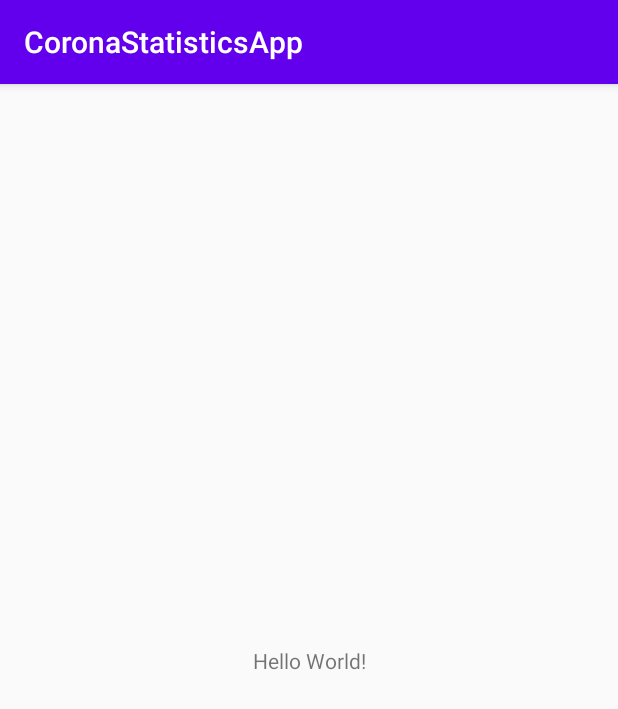
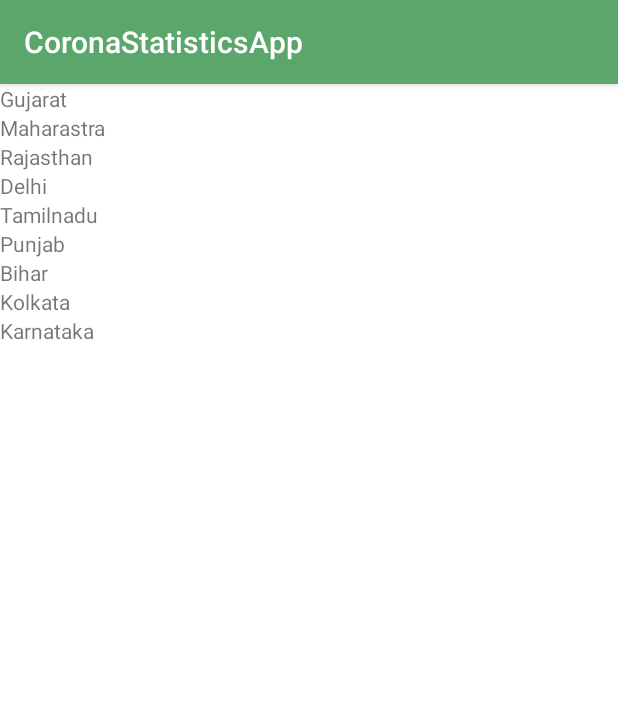
Before and after one commit to SrushtiPatel/CoronaStatisticsApp, an Android app: the screen it shows after launch (MainActivity), on a phone screen of 412 x 824 dp. Shown: the top 709 px of the screen. Run offline under Robolectric (Android 15) with nearby library versions, the phone set to English and light mode, and no system bars; our stand-ins replace Dagger/Hilt's generated code, data binding.

Commit message:
StateList - dagger implementation, ListAdapter, databinding

```diff
--- a/app/build.gradle
+++ b/app/build.gradle
@@ -24,6 +24,8 @@ android {
         }
     }
 
+    dataBinding.enabled = true
+
 }
 
 dependencies {
@@ -32,6 +34,8 @@ dependencies {
     implementation 'androidx.appcompat:appcompat:1.1.0'
     implementation 'androidx.core:core-ktx:1.2.0'
     implementation 'androidx.constraintlayout:constraintlayout:1.1.3'
+    implementation "androidx.coordinatorlayout:coordinatorlayout:1.1.0"
+    implementation "com.google.android.material:material:1.1.0"
     testImplementation 'junit:junit:4.12'
     androidTestImplementation 'androidx.test.ext:junit:1.1.1'
     androidTestImplementation 'androidx.test.espresso:espresso-core:3.2.0'
--- /dev/null
+++ b/app/src/main/java/com/srushti/coronastats/base/ViewModelProviderFactory.kt
@@ -0,0 +1,33 @@
+package com.srushti.coronastats.base
+
+import androidx.lifecycle.ViewModel
+import androidx.lifecycle.ViewModelProvider
+import javax.inject.Inject
+import javax.inject.Provider
+
+/**
+ * <h1>ViewModelFactory</h1>
+ *
+ * @author Mayur Dhanrajani (mayurd@meditab.com) Meditab Software Inc.
+ * @since 8/4/20 5:51 PM
+ *
+ */
+
+@Suppress("UNCHECKED_CAST")
+class ViewModelProviderFactory @Inject constructor(
+    private val viewModelsMap: Map<Class<out ViewModel>,
+            @JvmSuppressWildcards Provider<ViewModel>>
+) :
+    ViewModelProvider.NewInstanceFactory() {
+
+    override fun <T : ViewModel> create(modelClass: Class<T>): T {
+        val creator = viewModelsMap[modelClass] ?: viewModelsMap.asIterable().firstOrNull {
+            modelClass.isAssignableFrom(it.key)
+        }?.value ?: throw IllegalArgumentException("Unknown ViewModel class: $modelClass")
+        return try {
+            creator.get() as T
+        } catch (e: Exception) {
+            throw RuntimeException(e)
+        }
+    }
+}
--- a/app/src/main/java/com/srushti/coronastats/base/annotation/ViewModelKey.kt
+++ b/app/src/main/java/com/srushti/coronastats/base/annotation/ViewModelKey.kt
@@ -1,6 +1,8 @@
 package com.srushti.coronastats.base.annotation
 
-import javax.inject.Scope
+import androidx.lifecycle.ViewModel
+import dagger.MapKey
+import kotlin.reflect.KClass
 
 
 /**
@@ -12,7 +14,7 @@ import javax.inject.Scope
  */
 
 @MustBeDocumented
-@Scope
+@Target(AnnotationTarget.FUNCTION)
 @Retention(AnnotationRetention.RUNTIME)
-annotation class ViewModelKey {
-}
+@MapKey
+annotation class ViewModelKey(val value: KClass<out ViewModel>)
--- a/app/src/main/java/com/srushti/coronastats/base/di/module/NetModule.kt
+++ b/app/src/main/java/com/srushti/coronastats/base/di/module/NetModule.kt
@@ -1,11 +1,14 @@
 package com.srushti.coronastats.base.di.module
 
+import androidx.lifecycle.ViewModel
+import com.srushti.coronastats.base.ViewModelProviderFactory
 import dagger.Module
 import dagger.Provides
 import okhttp3.OkHttpClient
 import okhttp3.logging.HttpLoggingInterceptor
 import retrofit2.Retrofit
 import retrofit2.converter.gson.GsonConverterFactory
+import javax.inject.Provider
 import javax.inject.Singleton
 
 
@@ -36,4 +39,10 @@ class NetModule {
             .addInterceptor(HttpLoggingInterceptor())
             .build()
     }
+
+    @Provides
+    @Singleton
+    fun provideViewModelFactory(viewModelMap: Map<Class<out ViewModel>, Provider<ViewModel>>): ViewModelProviderFactory {
+        return ViewModelProviderFactory(viewModelMap)
+    }
 }
--- /dev/null
+++ b/app/src/main/java/com/srushti/coronastats/states/di/component/StateListComponent.kt
@@ -0,0 +1,22 @@
+package com.srushti.coronastats.states.di.component
+
+import com.srushti.coronastats.base.annotation.PerFragment
+import com.srushti.coronastats.base.di.component.NetComponent
+import com.srushti.coronastats.states.di.module.StateListModule
+import com.srushti.coronastats.states.view.StateListFragment
+import dagger.Component
+
+
+/**
+ * <h1>com.srushti.coronastats.states.di.component</h1>
+ *
+ *
+ * @author Srushti Patel (srushtip@meditab.com) Meditab Software Inc.
+ * @since 25/4/20 2:17 AM
+ */
+
+@PerFragment
+@Component(dependencies = [NetComponent::class], modules = [StateListModule::class])
+interface StateListComponent {
+    fun inject(stateListFragment: StateListFragment)
+}
--- /dev/null
+++ b/app/src/main/java/com/srushti/coronastats/states/di/module/StateListModule.kt
@@ -0,0 +1,36 @@
+package com.srushti.coronastats.states.di.module
+
+import androidx.lifecycle.ViewModel
+import com.srushti.coronastats.base.annotation.PerFragment
+import com.srushti.coronastats.base.annotation.ViewModelKey
+import com.srushti.coronastats.states.viewmodel.StateListViewModel
+import dagger.Module
+import dagger.Provides
+import dagger.multibindings.IntoMap
+
+
+/**
+ * <h1>com.srushti.coronastats.states.di.module</h1>
+ *
+ *
+ * @author Srushti Patel (srushtip@meditab.com) Meditab Software Inc.
+ * @since 25/4/20 2:15 AM
+ */
+
+@Module
+class StateListModule() {
+
+    @PerFragment
+    @IntoMap
+    @Provides
+    @ViewModelKey(StateListViewModel::class)
+    fun provideViewModel(stateListViewModel: StateListViewModel): ViewModel = stateListViewModel
+
+//    @PerFragment
+//    @Provides
+//    fun provideStateListViewModel(viewModelProviderFactory: ViewModelProvider.Factory): StateListViewModel {
+//        return ViewModelProvider(viewModelStoreOwner, viewModelProviderFactory).get(
+//            StateListViewModel::class.java
+//        )
+//    }
+}
--- a/app/src/main/java/com/srushti/coronastats/states/model/repository/DmState.kt
+++ b/app/src/main/java/com/srushti/coronastats/states/model/repository/DmState.kt
@@ -1,8 +1,10 @@
 package com.srushti.coronastats.states.model.repository
 
+import android.os.Parcelable
 import com.google.gson.annotations.SerializedName
+import kotlinx.android.parcel.Parcelize
 
-
+@Parcelize
 data class DmState(
     @SerializedName("confirmed_foreign")
     var confirmedForeign: String? = null,
@@ -16,4 +18,4 @@ data class DmState(
     var id: String? = null,
     @SerializedName("place")
     var place: String? = null
-)
+) : Parcelable
--- /dev/null
+++ b/app/src/main/java/com/srushti/coronastats/states/view/StateListAdapter.kt
@@ -0,0 +1,62 @@
+package com.srushti.coronastats.states.view
+
+import android.util.Log
+import android.view.LayoutInflater
+import android.view.ViewGroup
+import androidx.recyclerview.widget.DiffUtil
+import androidx.recyclerview.widget.ListAdapter
+import androidx.recyclerview.widget.RecyclerView
+import com.srushti.coronastats.databinding.AdapterStateListItemBinding
+import com.srushti.coronastats.states.model.repository.DmState
+
+
+/**
+ * <h1>com.srushti.coronastats.states.view</h1>
+ *
+ *
+ * @author Srushti Patel (srushtip@meditab.com) Meditab Software Inc.
+ * @since 24/4/20 3:47 PM
+ */
+class StateListAdapter :
+    ListAdapter<DmState, StateListAdapter.StateListViewHolder>(StateListDiffUtilCallback()) {
+
+    class StateListViewHolder(private val binding: AdapterStateListItemBinding) :
+        RecyclerView.ViewHolder(binding.root) {
+        fun bind(dmState: DmState) {
+            binding.stateData = dmState
+        }
+
+        companion object {
+            fun from(parent: ViewGroup): StateListViewHolder {
+                val layoutInflater = LayoutInflater.from(parent.context)
+                return StateListViewHolder(
+                    AdapterStateListItemBinding.inflate(
+                        layoutInflater,
+                        parent,
+                        false
+                    )
+                )
+            }
+        }
+    }
+
+    override fun onCreateViewHolder(parent: ViewGroup, viewType: Int): StateListViewHolder {
+        return StateListViewHolder.from(parent)
+    }
+
+    override fun onBindViewHolder(holder: StateListViewHolder, position: Int) {
+        holder.bind(getItem(position))
+        Log.d("Adapter", "-------------- ${getItem(position)}")
+    }
+
+    class StateListDiffUtilCallback : DiffUtil.ItemCallback<DmState>() {
+        override fun areItemsTheSame(oldItem: DmState, newItem: DmState): Boolean {
+            return oldItem.id == newItem.id
+        }
+
+        override fun areContentsTheSame(oldItem: DmState, newItem: DmState): Boolean {
+            return oldItem == newItem
+        }
+    }
+
+}
--- a/app/src/main/java/com/srushti/coronastats/states/view/StateListFragment.kt
+++ b/app/src/main/java/com/srushti/coronastats/states/view/StateListFragment.kt
@@ -5,7 +5,15 @@ import android.view.LayoutInflater
 import android.view.View
 import android.view.ViewGroup
 import androidx.fragment.app.Fragment
-import com.srushti.coronastats.R
+import androidx.lifecycle.Observer
+import androidx.lifecycle.ViewModelProvider
+import com.srushti.coronastats.base.ViewModelProviderFactory
+import com.srushti.coronastats.base.di.component.DaggerNetComponent
+import com.srushti.coronastats.databinding.FragmentStateListBinding
+import com.srushti.coronastats.states.di.component.DaggerStateListComponent
+import com.srushti.coronastats.states.di.module.StateListModule
+import com.srushti.coronastats.states.viewmodel.StateListViewModel
+import javax.inject.Inject
 
 /**
  * A simple [Fragment] subclass.
@@ -14,16 +22,21 @@ import com.srushti.coronastats.R
  */
 class StateListFragment : Fragment() {
 
-    override fun onCreate(savedInstanceState: Bundle?) {
-        super.onCreate(savedInstanceState)
-    }
+    @Inject
+    lateinit var viewModelProviderFactory: ViewModelProviderFactory
+
+    //    @Inject
+    lateinit var viewModel: StateListViewModel
+
+    private lateinit var binding: FragmentStateListBinding
 
     override fun onCreateView(
         inflater: LayoutInflater, container: ViewGroup?,
         savedInstanceState: Bundle?
     ): View? {
         // Inflate the layout for this fragment
-        return inflater.inflate(R.layout.fragment_state_list, container, false)
+        binding = FragmentStateListBinding.inflate(inflater, container, false)
+        return binding.root
     }
 
     companion object {
@@ -34,6 +47,37 @@ class StateListFragment : Fragment() {
     override fun onViewCreated(view: View, savedInstanceState: Bundle?) {
         super.onViewCreated(view, savedInstanceState)
 
-//        val netComponent = DaggerNetComponent.builder()
+        buildDaggerComponent()
+
+        initView()
+    }
+
+
+    private fun buildDaggerComponent() {
+        val netComponent = DaggerNetComponent.create()
+        DaggerStateListComponent.builder()
+            .netComponent(netComponent)
+            .stateListModule(StateListModule())
+            .build()
+            .inject(this)
+    }
+
+    private fun initView() {
+
+        viewModel = ViewModelProvider(this, viewModelProviderFactory).get(
+            StateListViewModel::class.java
+        )
+
+        binding.stateListViewModel = viewModel
+        binding.lifecycleOwner = viewLifecycleOwner
+
+        val stateListAdapter = StateListAdapter()
+        binding.rvStateList.adapter = stateListAdapter
+
+        viewModel.stateListLiveData.observe(viewLifecycleOwner, Observer {
+            stateListAdapter.submitList(it)
+        })
+
+
     }
 }
--- /dev/null
+++ b/app/src/main/java/com/srushti/coronastats/states/viewmodel/StateListViewModel.kt
@@ -0,0 +1,41 @@
+package com.srushti.coronastats.states.viewmodel
+
+import androidx.lifecycle.LiveData
+import androidx.lifecycle.MutableLiveData
+import androidx.lifecycle.ViewModel
+import com.srushti.coronastats.states.model.repository.DmState
+import javax.inject.Inject
+
+
+/**
+ * <h1>StateListViewModel</h1>
+ *
+ *
+ * @author Srushti Patel (srushtip@meditab.com) Meditab Software Inc.
+ * @since 23/4/20 2:28 AM
+ */
+class StateListViewModel @Inject constructor() : ViewModel() {
+    val stateListLiveData: LiveData<List<DmState>>
+
+    init {
+        stateListLiveData = getStatewiseData()
+    }
+
+    private fun getStatewiseData(): MutableLiveData<List<DmState>> {
+        val statesLiveData = MutableLiveData<List<DmState>>()
+
+        val stateList = arrayListOf<DmState>()
+        stateList.add(DmState(place = "Gujarat"))
+        stateList.add(DmState(place = "Maharastra"))
+        stateList.add(DmState(place = "Rajasthan"))
+        stateList.add(DmState(place = "Delhi"))
+        stateList.add(DmState(place = "Tamilnadu"))
+        stateList.add(DmState(place = "Punjab"))
+        stateList.add(DmState(place = "Bihar"))
+        stateList.add(DmState(place = "Kolkata"))
+        stateList.add(DmState(place = "Karnataka"))
+
+        statesLiveData.value = stateList
+        return statesLiveData
+    }
+}
--- a/app/src/main/res/layout/activity_main.xml
+++ b/app/src/main/res/layout/activity_main.xml
@@ -1,18 +1,8 @@
 <?xml version="1.0" encoding="utf-8"?>
-<androidx.constraintlayout.widget.ConstraintLayout xmlns:android="http://schemas.android.com/apk/res/android"
-	xmlns:app="http://schemas.android.com/apk/res-auto"
-	xmlns:tools="http://schemas.android.com/tools"
-	android:layout_width="match_parent"
-	android:layout_height="match_parent"
-	tools:context=".MainActivity">
 
-	<TextView
-		android:layout_width="wrap_content"
-		android:layout_height="wrap_content"
-		android:text="Hello World!"
-		app:layout_constraintBottom_toBottomOf="parent"
-		app:layout_constraintLeft_toLeftOf="parent"
-		app:layout_constraintRight_toRightOf="parent"
-		app:layout_constraintTop_toTopOf="parent" />
-
-</androidx.constraintlayout.widget.ConstraintLayout>
+<fragment xmlns:android="http://schemas.android.com/apk/res/android"
+    android:id="@+id/fragment_state_list"
+    android:name="com.srushti.coronastats.states.view.StateListFragment"
+    android:layout_width="match_parent"
+    android:layout_height="match_parent"
+    android:tag="StateList" />
--- /dev/null
+++ b/app/src/main/res/layout/adapter_state_list_item.xml
@@ -0,0 +1,23 @@
+<?xml version="1.0" encoding="utf-8"?>
+<layout xmlns:android="http://schemas.android.com/apk/res/android">
+
+    <data>
+
+        <variable
+            name="stateData"
+            type="com.srushti.coronastats.states.model.repository.DmState" />
+    </data>
+
+    <LinearLayout
+        android:layout_width="match_parent"
+        android:layout_height="wrap_content"
+        android:orientation="vertical">
+
+        <TextView
+            android:id="@+id/stateName"
+            android:layout_width="wrap_content"
+            android:layout_height="wrap_content"
+            android:text="@{stateData.place}" />
+
+    </LinearLayout>
+</layout>
--- a/app/src/main/res/layout/fragment_state_list.xml
+++ b/app/src/main/res/layout/fragment_state_list.xml
@@ -1,13 +1,54 @@
 <?xml version="1.0" encoding="utf-8"?>
-<FrameLayout xmlns:android="http://schemas.android.com/apk/res/android"
-    xmlns:tools="http://schemas.android.com/tools"
-    android:layout_width="match_parent"
-    android:layout_height="match_parent"
-    tools:context=".states.view.StateListFragment">
+<layout xmlns:android="http://schemas.android.com/apk/res/android"
+    xmlns:app="http://schemas.android.com/apk/res-auto"
+    xmlns:tools="http://schemas.android.com/tools">
 
-    <TextView
+    <data>
+
+        <variable
+            name="stateListViewModel"
+            type="com.srushti.coronastats.states.viewmodel.StateListViewModel" />
+    </data>
+
+    <!--    <androidx.coordinatorlayout.widget.CoordinatorLayout xmlns:android="http://schemas.android.com/apk/res/android"-->
+    <!--        android:layout_width="match_parent"-->
+    <!--        android:layout_height="match_parent">-->
+
+    <!--        <com.google.android.material.appbar.AppBarLayout-->
+    <!--            android:layout_width="match_parent"-->
+    <!--            android:layout_height="wrap_content">-->
+
+    <!--            <androidx.appcompat.widget.Toolbar-->
+    <!--                android:layout_width="match_parent"-->
+    <!--                android:layout_height="?attr/actionBarSize"-->
+    <!--                app:title="@string/app_name" />-->
+    <!--        </com.google.android.material.appbar.AppBarLayout>-->
+
+    <androidx.constraintlayout.widget.ConstraintLayout
         android:layout_width="match_parent"
         android:layout_height="match_parent"
-        android:text="@string/hello_blank_fragment" />
+        app:layout_behavior="com.google.android.material.appbar.AppBarLayout$ScrollingViewBehavior">
 
-</FrameLayout>
+        <!--        <androidx.cardview.widget.CardView-->
+        <!--            android:id="@+id/cardView"-->
+        <!--            android:layout_width="match_parent"-->
+        <!--            android:layout_height="200dp"-->
+        <!--            app:layout_constraintBottom_toTopOf="parent"-->
+        <!--            app:layout_constraintEnd_toEndOf="parent"-->
+        <!--            app:layout_constraintStart_toStartOf="parent"-->
+        <!--            app:layout_constraintTop_toTopOf="parent" />-->
+
+        <androidx.recyclerview.widget.RecyclerView
+            android:id="@+id/rv_state_list"
+            android:layout_width="match_parent"
+            android:layout_height="match_parent"
+            android:layout_weight="1"
+            android:background="@color/white"
+            app:layoutManager="androidx.recyclerview.widget.LinearLayoutManager"
+            tools:itemCount="10"
+            tools:listitem="@layout/adapter_state_list_item" />
+
+    </androidx.constraintlayout.widget.ConstraintLayout>
+
+    <!--    </androidx.coordinatorlayout.widget.CoordinatorLayout>-->
+</layout>
--- a/app/src/main/res/values/colors.xml
+++ b/app/src/main/res/values/colors.xml
@@ -1,6 +1,7 @@
 <?xml version="1.0" encoding="utf-8"?>
 <resources>
-	<color name="colorPrimary">#6200EE</color>
-	<color name="colorPrimaryDark">#3700B3</color>
-	<color name="colorAccent">#03DAC5</color>
+    <color name="colorPrimary">#5AA66B</color>
+    <color name="colorPrimaryDark">#4B8858</color>
+    <color name="colorAccent">#830930</color>
+    <color name="white">#ffffff</color>
 </resources>
```
